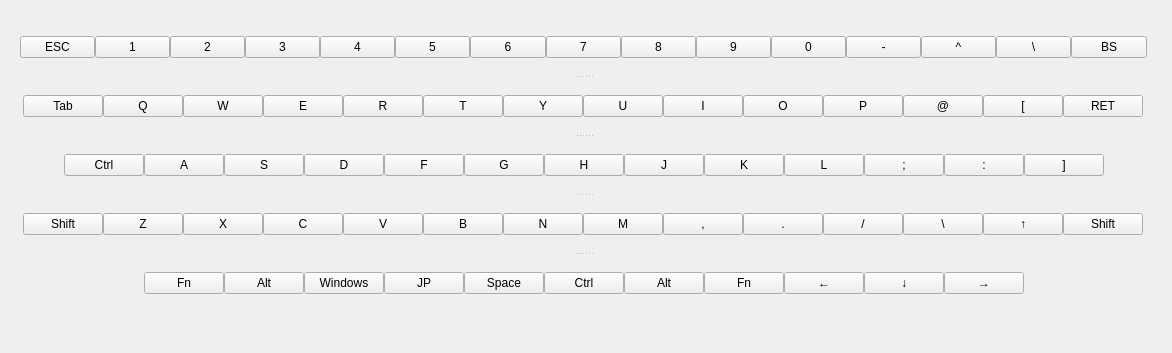
Above: src/GUI/software_keyboard.ui from funfun-dc5/qtbrynhildr before the change. Below: the same form after it.
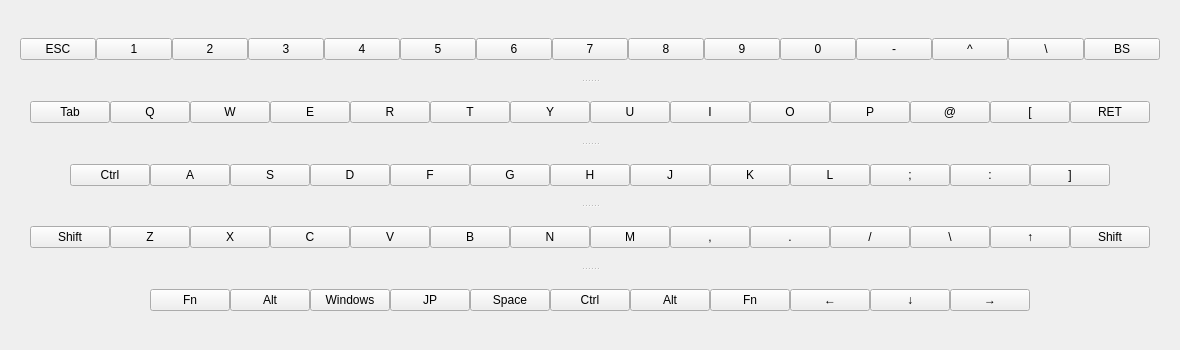
That is the form after the change.

Commit message: adjusted default dialog window size

The edit to the form file:
```diff
--- a/src/GUI/software_keyboard.ui
+++ b/src/GUI/software_keyboard.ui
@@ -6,8 +6,8 @@
    <rect>
     <x>0</x>
     <y>0</y>
-    <width>1172</width>
-    <height>353</height>
+    <width>1180</width>
+    <height>350</height>
    </rect>
   </property>
   <property name="windowTitle">
@@ -21,8 +21,8 @@
     <rect>
      <x>20</x>
      <y>20</y>
-     <width>1127</width>
-     <height>291</height>
+     <width>1140</width>
+     <height>310</height>
     </rect>
    </property>
    <property name="orientation">
```
The commit also changes 3 other files.
